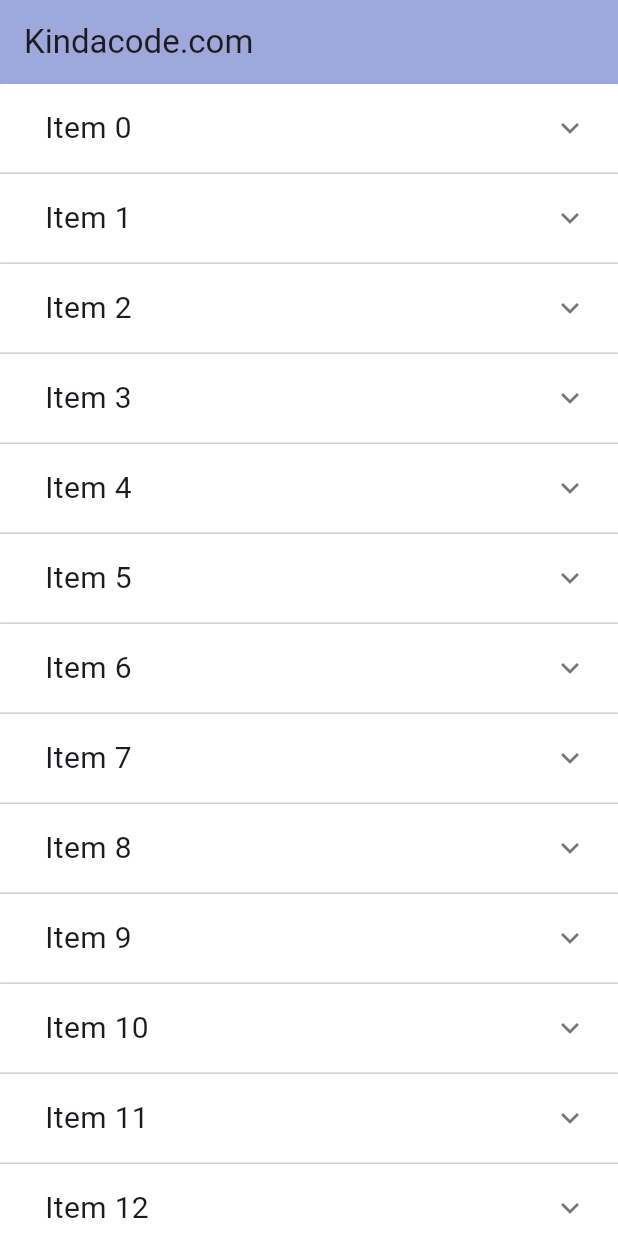
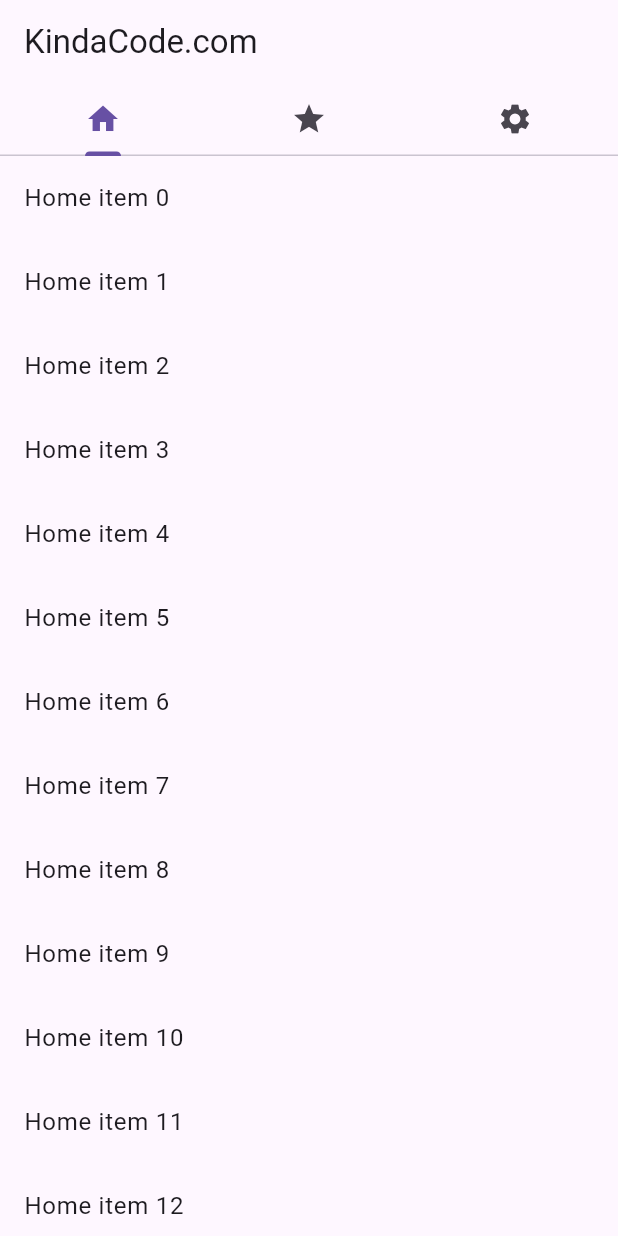
Before and after one commit to NAW-KHU/expansion_cards, a Flutter app: the screen it shows after launch, on a phone screen of 412 x 824 dp. Run offline on Flutter 3.47's test engine with Material 3 defaults, Android fonts, the phone set to English and light mode, and no system bars; our stand-ins replace expansion_tile_card.

Commit message:
modified files

```diff
--- a/lib/main.dart
+++ b/lib/main.dart
@@ -1,6 +1,10 @@
 // expansion_tile_card
 import 'package:flutter/material.dart';
-import 'package:my_app_feburary/refactor/expansion_panel_list.dart';
+// import 'package:my_app_feburary/refactor/expansion_panel_list_radio.dart';
+import 'package:my_app_feburary/refactor/pagestoragekey.dart';
+// import 'package:my_app_feburary/refactor/expansion_panel_list.dart';
+// import 'package:my_app_feburary/refactor/expansion_tile_card2.dart';
+
 
 void main() {
   runApp(const MyApp());
@@ -13,7 +17,8 @@
   Widget build(BuildContext context) {
     return const MaterialApp(
       debugShowCheckedModeBanner: false,
-      home:HomePage(),
+      home:TabViewDemo(),
+
     );
   }
 }
--- /dev/null
+++ b/lib/refactor/pagestoragekey.dart
@@ -0,0 +1,49 @@
+import 'package:flutter/material.dart';
+
+class TabViewDemo extends StatelessWidget {
+  const TabViewDemo({super.key});
+
+  @override
+  Widget build(BuildContext context) {
+    return DefaultTabController(
+      length: 3,
+      child: Scaffold(
+        appBar: AppBar(
+          title: const Text('KindaCode.com'),
+          bottom: const TabBar(
+            tabs: [
+              Tab(icon: Icon(Icons.home)),
+              Tab(icon: Icon(Icons.star)),
+              Tab(icon: Icon(Icons.settings)),
+            ]
+          ),
+        ),
+      body: TabBarView(
+        children: [
+          ListView.builder(
+            key: const PageStorageKey('home'),
+            itemCount: 100,
+            itemBuilder: (context, index) => ListTile(
+              title: Text('Home item $index'),
+            ),
+          ),
+          ListView.builder(
+            key: const PageStorageKey('star'),
+            itemCount: 100,
+            itemBuilder: (context, index) => ListTile(
+              title: Text('Star item $index'),
+            ),
+          ),
+          ListView.builder(
+            key: const PageStorageKey('settings'),
+            itemCount: 100,
+            itemBuilder:(context, index) => ListTile(
+              title: Text('Settings item $index'),
+            ),
+          )
+        ]
+      ),
+      ),
+    );
+  }
+}
--- a/pubspec.yaml
+++ b/pubspec.yaml
@@ -48,6 +48,7 @@
   # rules and activating additional ones.
   flutter_lints: ^2.0.0
 
+
 # For information on the generic Dart part of this file, see the
 # following page: https://dart.dev/tools/pub/pubspec
 
```
Also changed, not shown: flutter_01.png (added), pubspec.lock.
